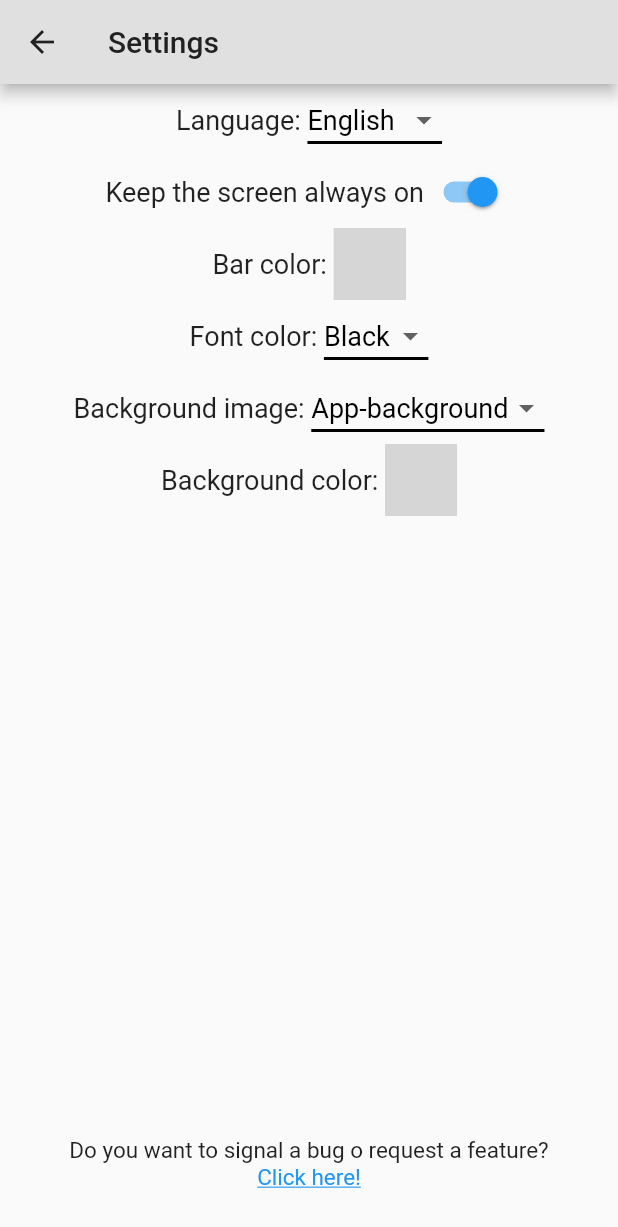
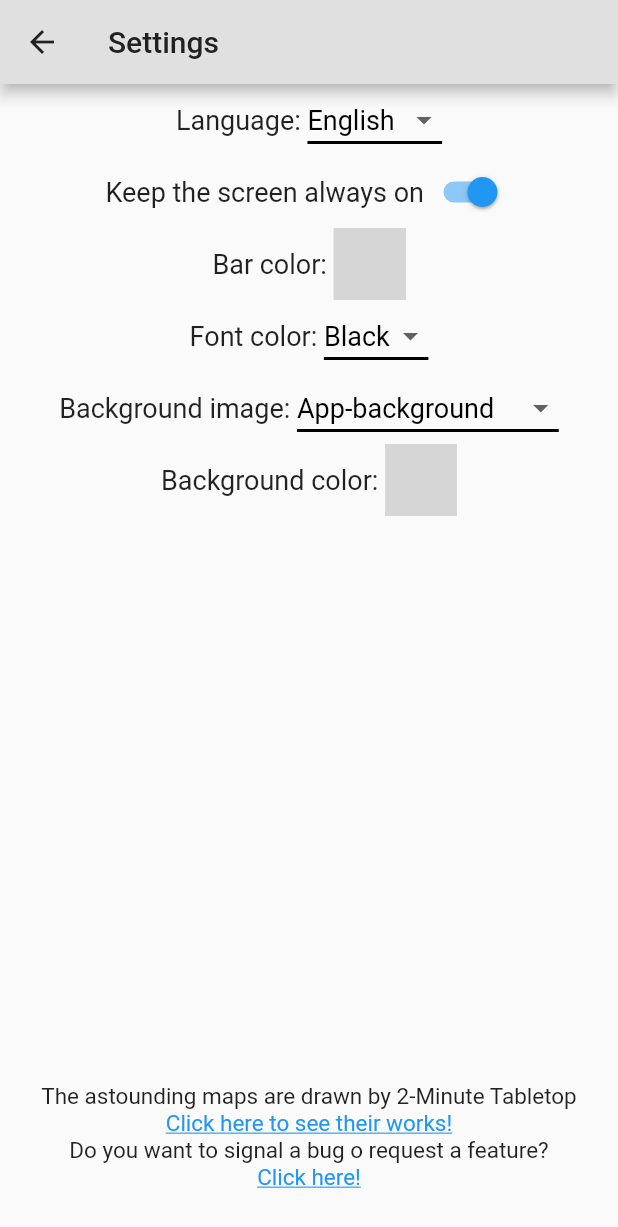
Before and after one commit to MarcoFiorentino/rpg_multi_music, a Flutter app: the SettingsPage screen opened directly, on a phone screen of 412 x 824 dp. Shown: the top 1227 px of the screen. Run offline on Flutter 3.47's test engine with Material 2 defaults, Android fonts, the light colour scheme and no system bars; our stand-ins replace audioplayers, file_picker, nanoid, permission_handler, shared_preferences, wakelock; missing offline and left inert: flutter_color_picker_wheel, flutter_file_manager; accounts and stored records are empty; grey boxes are pictures that could not be loaded.

Commit message:
Aggiunta immagine fighissima e ringraziamenti

```diff
--- a/assets/Languages/Deutsch.json
+++ b/assets/Languages/Deutsch.json
@@ -30,6 +30,8 @@
       "background_color": "Hintergrundfarbe",
       "signal_bug_request_feature": "Möchten Sie einen Fehler melden oder eine Funktion anfordern?",
       "click_here": "Klicke hier!",
+      "2-minute-tabletop-attribution": "Die prächtigen Karten sind gezeichnet von 2-Minute Tabletop",
+      "attribution-link": "Klicken Sie hier, um ihre Arbeit zu sehen!",
       "url_error": "Fehler beim Öffnen des Links"
   }
 ]
--- a/assets/Languages/English.json
+++ b/assets/Languages/English.json
@@ -30,6 +30,8 @@
       "background_color": "Background color",
       "signal_bug_request_feature": "Do you want to signal a bug o request a feature?",
       "click_here": "Click here!",
+      "2-minute-tabletop-attribution": "The astounding maps are drawn by 2-Minute Tabletop",
+      "attribution-link": "Click here to see their works!",
       "url_error": "Error while opening the link"
   }
 ]
--- a/assets/Languages/Espanol.json
+++ b/assets/Languages/Espanol.json
@@ -30,6 +30,8 @@
       "background_color": "Color de fondo",
       "signal_bug_request_feature": "¿Desea informar un error o solicitar una característica?",
       "click_here": "Haga clic aquí!",
+      "2-minute-tabletop-attribution": "Los magníficos mapas están dibujados por 2-Minute Tabletop",
+      "attribution-link": "Click aquí para ver su trabajo!",
       "url_error": "Error al abrir el enlace"
   }
 ]
--- a/assets/Languages/Frances.json
+++ b/assets/Languages/Frances.json
@@ -30,6 +30,8 @@
       "background_color": "Couleur de fond",
       "signal_bug_request_feature": "Vous souhaitez signaler un bug ou demander une fonctionnalité?",
       "click_here": "Cliquez ici!",
+      "2-minute-tabletop-attribution": "Les magnifiques cartes sont dessinées par 2-Minute Tabletop",
+      "attribution-link": "Cliquez ici pour voir leur travail",
       "url_error": "Erreur dans l'ouverture du lien"
   }
 ]
--- a/assets/Languages/Italiano.json
+++ b/assets/Languages/Italiano.json
@@ -30,6 +30,8 @@
       "background_color": "Colore di sfondo",
       "signal_bug_request_feature": "Vuoi segnalare un bug o richiedere una feature?",
       "click_here": "Clicca qui!",
+      "2-minute-tabletop-attribution": "Le magnifiche mappe sono disegnate da 2-Minute Tabletop",
+      "attribution-link": "Clicca qui per vedere i loro lavori!",
       "url_error": "Errore nell`apertura del link"
   }
 ]
--- a/lib/settings_page.dart
+++ b/lib/settings_page.dart
@@ -253,6 +253,41 @@ class _SettingsScreenState extends State<SettingsPage> {
               LimitedBox(
                 maxWidth: MediaQuery.of(context).size.width,
                 child: Text(
+                  filesProvider.translations[0]["2-minute-tabletop-attribution"],
+                  style: TextStyle(
+                      fontSize: 15
+                  ),
+                  textAlign: TextAlign.center,
+                ),
+              )
+            ],
+          ),
+          Row(
+            mainAxisAlignment: MainAxisAlignment.start,
+            mainAxisSize: MainAxisSize.min,
+            children: [
+              GestureDetector(
+                child: Text(
+                  filesProvider.translations[0]["attribution-link"],
+                  style: TextStyle(
+                      fontSize: 15,
+                      color: Colors.blue,
+                      decoration: TextDecoration.underline
+                  ),
+                ),
+                onTap: () async => await canLaunchUrlString("https://2minutetabletop.com/")
+                    ? await launchUrlString("https://2minutetabletop.com/")
+                    : throw filesProvider.translations[0]["url_error"],
+              ),
+            ],
+          ),
+          Row(
+            mainAxisAlignment: MainAxisAlignment.start,
+            mainAxisSize: MainAxisSize.min,
+            children: [
+              LimitedBox(
+                maxWidth: MediaQuery.of(context).size.width,
+                child: Text(
                   filesProvider.translations[0]["signal_bug_request_feature"],
                   style: TextStyle(
                       fontSize: 15
```
Also changed, not shown: assets/Background/Onsen-Hot-Springs.jpg (added).
